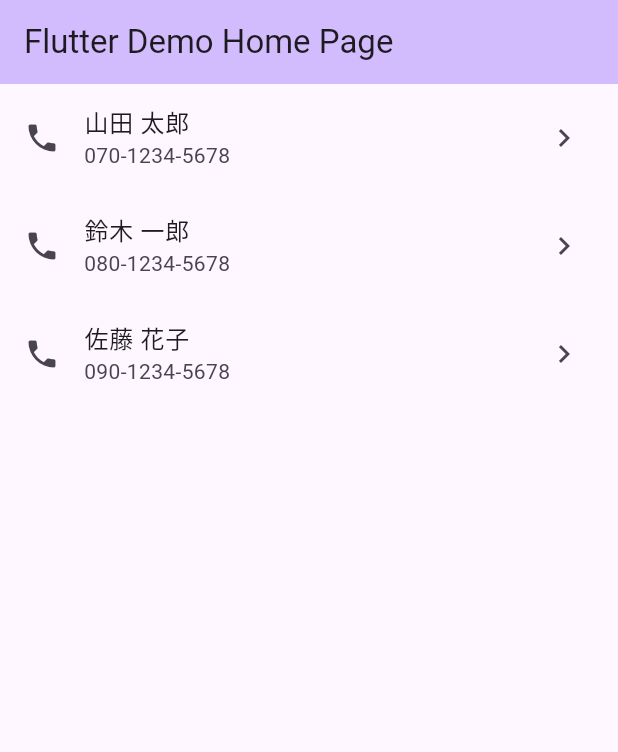
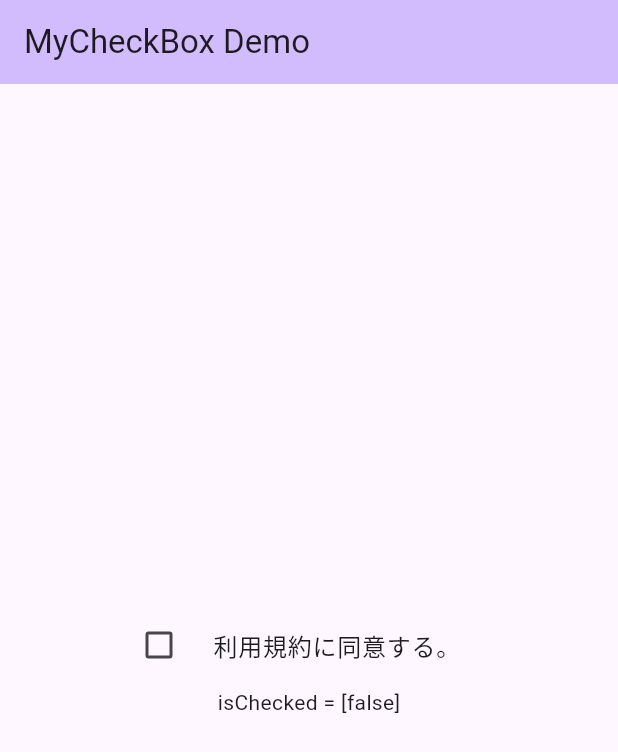
Before and after one commit to k-taiga/flutter_elementary, a Flutter app: the screen it shows after launch, on a phone screen of 412 x 824 dp. Shown: the top 752 px of the screen. Run offline on Flutter 3.47's test engine with Material 3 defaults, Android fonts, the phone set to English and light mode, and no system bars.

Commit message:
[add] setState checkbox

```diff
--- a/lib/main.dart
+++ b/lib/main.dart
@@ -15,118 +15,51 @@ class MyApp extends StatelessWidget {
         colorScheme: ColorScheme.fromSeed(seedColor: Colors.deepPurple),
         useMaterial3: true,
       ),
-      home: const MyHomePage(title: 'Flutter Demo Home Page'),
+      home: const MyCheckBox(),
     );
   }
 }
 
-class MyHomePage extends StatefulWidget {
-  const MyHomePage({super.key, required this.title});
-
-  final String title;
+class MyCheckBox extends StatefulWidget {
+  const MyCheckBox({super.key});
 
   @override
-  State<MyHomePage> createState() => _MyHomePageState();
+  State<MyCheckBox> createState() => _MyCheckBoxState();
 }
 
-class _MyHomePageState extends State<MyHomePage> {
-  List<Map<String, String>> contacts = [
-    {'name': '山田 太郎', 'number': '070-1234-5678', 'address': '東京都'},
-    {'name': '鈴木 一郎', 'number': '080-1234-5678', 'address': '神奈川'},
-    {'name': '佐藤 花子', 'number': '090-1234-5678', 'address': '大阪'},
-  ];
+class _MyCheckBoxState extends State<MyCheckBox> {
+  bool isChecked = false;
+
+  void _toggleCheckbox() {
+    // setStateで状態を更新
+    setState(() {
+      isChecked = !isChecked;
+    });
+    print('_toggleCheckbox isChecked=[$isChecked]');
+  }
 
   @override
   Widget build(BuildContext context) {
     return Scaffold(
-      appBar: AppBar(
-        backgroundColor: Theme.of(context).colorScheme.inversePrimary,
-        title: Text(widget.title),
-      ),
-      body: ListView.builder(
-          itemCount: contacts.length,
-          itemBuilder: (context, index) {
-            return ListTile(
-                leading: const Icon(Icons.phone),
-                title: Text(contacts[index]['name']!),
-                subtitle: Text(contacts[index]['number']!),
-                trailing: const Icon(Icons.keyboard_arrow_right),
-                onTap: () {
-                  Navigator.push(
-                    context,
-                    MaterialPageRoute(
-                      builder: (context) {
-                        return DetailPage(contact: contacts[index]);
-                      },
-                    ),
-                  );
-                });
-          }),
-    );
+        appBar: AppBar(
+          title: Text('MyCheckBox Demo'),
+          backgroundColor: Theme.of(context).colorScheme.inversePrimary,
+        ),
+        body: Center(
+          child: Column(mainAxisAlignment: MainAxisAlignment.center, children: [
+            Padding(
+              padding: const EdgeInsets.only(left: 70),
+              child: CheckboxListTile(
+                  // CheckBoxを左寄せする
+                  controlAffinity: ListTileControlAffinity.leading,
+                  title: const Text('利用規約に同意する。'),
+                  value: isChecked,
+                  onChanged: (value) {
+                    _toggleCheckbox();
+                  }),
+            ),
+            Text('isChecked = [$isChecked]')
+          ]),
+        ));
   }
 }
-
-class DetailPage extends StatelessWidget {
-  const DetailPage({Key? key, required this.contact}) : super(key: key);
-
-  final Map<String, String> contact;
-
-  @override
-  Widget build(BuildContext context) {
-    return Scaffold(
-      appBar: AppBar(
-        title: Text('${contact['name']}'),
-      ),
-      body: Center(
-          child: Column(
-        children: [
-          const SizedBox(
-            width: 30,
-          ),
-          Padding(
-            padding: const EdgeInsets.all(8.0),
-            child: Row(
-              children: [
-                const Icon(Icons.account_circle, size: 40),
-                Text('名前: ${contact['name']}',
-                    style: const TextStyle(fontSize: 20)),
-              ],
-            ),
-          ),
-          Padding(
-            padding: const EdgeInsets.all(8.0),
-            child: Row(
-              children: [
-                const Icon(Icons.phone, size: 40),
-                Text('電話: ${contact['number']}',
-                    style: const TextStyle(fontSize: 20)),
-              ],
-            ),
-          ),
-          Padding(
-            padding: const EdgeInsets.all(8.0),
-            child: Row(
-              children: [
-                const Icon(Icons.home, size: 40),
-                Text('住所: ${contact['address']}',
-                    style: const TextStyle(fontSize: 20)),
-              ],
-            ),
-          ),
-          Padding(
-            padding: const EdgeInsets.all(20.0),
-            child: ElevatedButton(
-                onPressed: () {},
-                child: const Row(
-                  mainAxisAlignment: MainAxisAlignment.center,
-                  children: [
-                    Icon(Icons.phone, size: 30),
-                    Text('電話をかける'),
-                  ],
-                )),
-          )
-        ],
-      )),
-    );
-  }
-}
```
